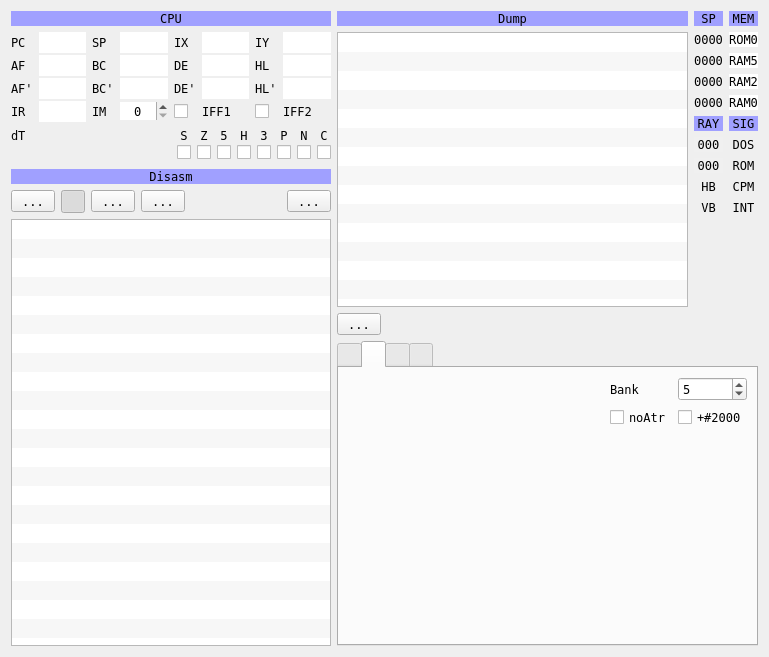
Qt form ui/debuger.ui (samstyle/Xpeccy) before a commit.
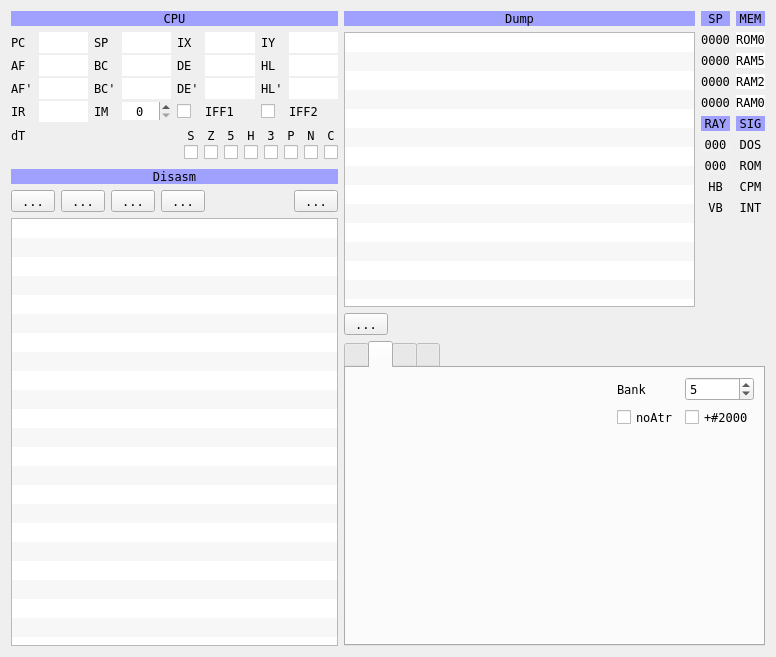
The same form after that commit. Icons and pictures are not drawn. Custom widgets are drawn as their Qt base class.

Commit message: build 20170209 [+] Optionally showing segment in the address field of disasm [+] Load/save labels in SJASM "LABELSLIST" format [+] Fix Z80 DDCB/FDCB opcodes disasm [+] Ctrl+Enter = switch 'keep aspect ratio' option [+] Rewriting the sound mixer

```diff
--- a/ui/debuger.ui
+++ b/ui/debuger.ui
@@ -9,8 +9,8 @@
    <rect>
     <x>0</x>
     <y>0</y>
-    <width>769</width>
-    <height>646</height>
+    <width>776</width>
+    <height>648</height>
    </rect>
   </property>
   <property name="font">
@@ -646,23 +646,6 @@
          </property>
         </widget>
        </item>
-       <item>
-        <widget class="QToolButton" name="tbLabels">
-         <property name="icon">
-          <iconset resource="../xpeccy.qrc">
-           <normaloff>:/images/label.png</normaloff>:/images/label.png</iconset>
-         </property>
-         <property name="checkable">
-          <bool>true</bool>
-         </property>
-         <property name="checked">
-          <bool>true</bool>
-         </property>
-         <property name="popupMode">
-          <enum>QToolButton::InstantPopup</enum>
-         </property>
-        </widget>
-       </item>
        <item>
         <widget class="QToolButton" name="tbView">
          <property name="text">
@@ -691,6 +674,20 @@
          </property>
         </widget>
        </item>
+       <item>
+        <widget class="QToolButton" name="tbDbgOpt">
+         <property name="text">
+          <string>...</string>
+         </property>
+         <property name="icon">
+          <iconset resource="../xpeccy.qrc">
+           <normaloff>:/images/settings.png</normaloff>:/images/settings.png</iconset>
+         </property>
+         <property name="popupMode">
+          <enum>QToolButton::InstantPopup</enum>
+         </property>
+        </widget>
+       </item>
        <item>
         <spacer name="horizontalSpacer_3">
          <property name="orientation">
```
Left out of the diff: 9 changed lines with no effect on the pictures. The commit also changes 18 other files.
